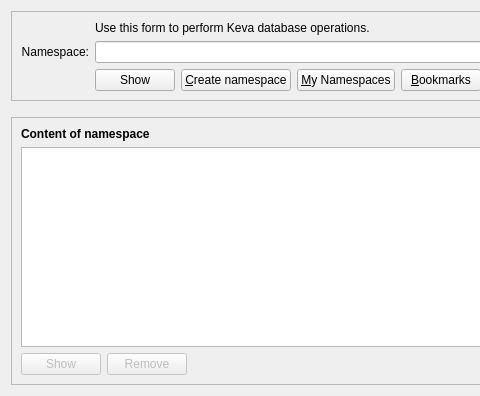
This is src/qt/forms/kevadialog.ui in kvazar-network/kevacoin as Qt 5 draws it before an edit; both pictures show x 0 to 480 and y 0 to 396 of the 776 by 396 pixel window. The edited form follows.
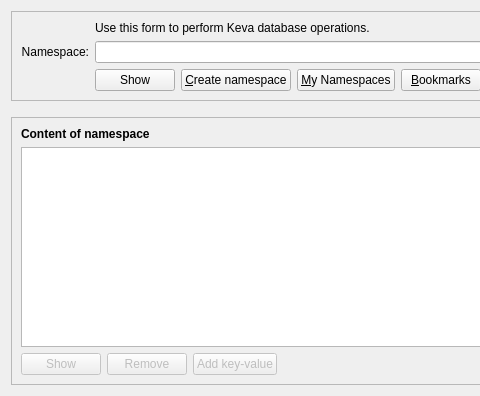
This is the edited form. Icons and pictures are not drawn.

Commit message: WIP: Added key-value dialog.

```diff
--- a/src/qt/forms/kevadialog.ui
+++ b/src/qt/forms/kevadialog.ui
@@ -266,6 +266,26 @@
           </property>
          </widget>
         </item>
+        <item>
+         <widget class="QPushButton" name="addKVButton">
+          <property name="enabled">
+           <bool>false</bool>
+          </property>
+          <property name="toolTip">
+           <string>Add new key-value pair</string>
+          </property>
+          <property name="text">
+           <string>Add key-value</string>
+          </property>
+          <property name="icon">
+           <iconset resource="../bitcoin.qrc">
+            <normaloff>:/icons/add</normaloff>:/icons/add</iconset>
+          </property>
+          <property name="autoDefault">
+           <bool>false</bool>
+          </property>
+         </widget>
+        </item>
         <item>
          <spacer name="horizontalSpacer_2">
           <property name="orientation">
```
The commit also changes 8 other files.
